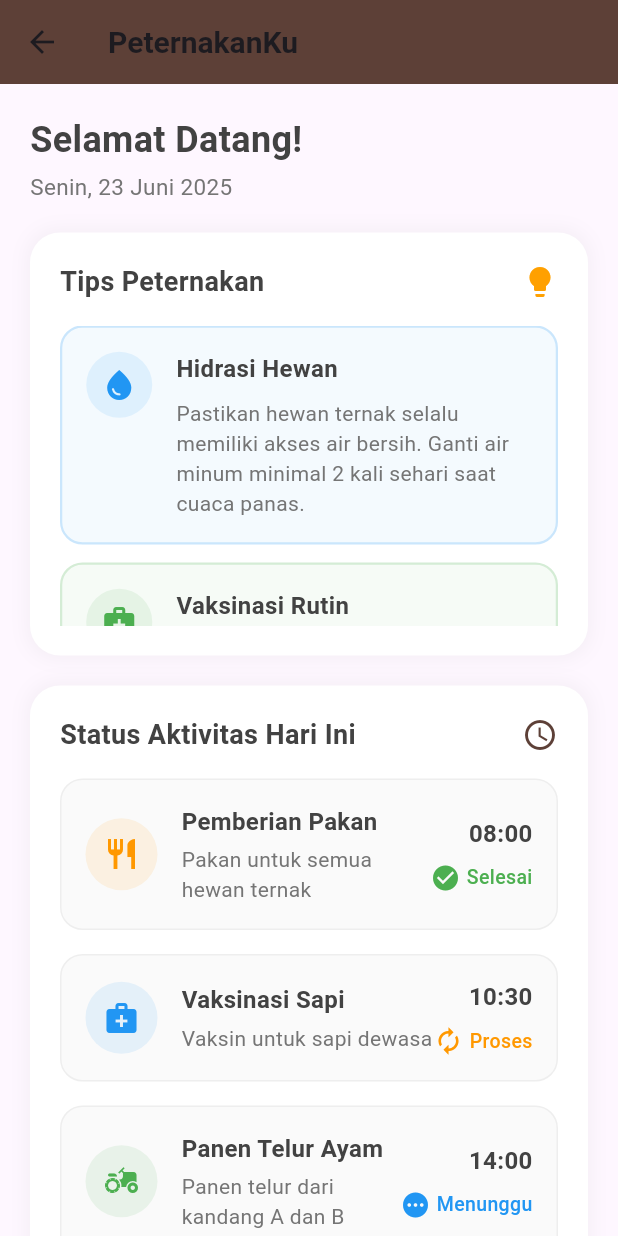
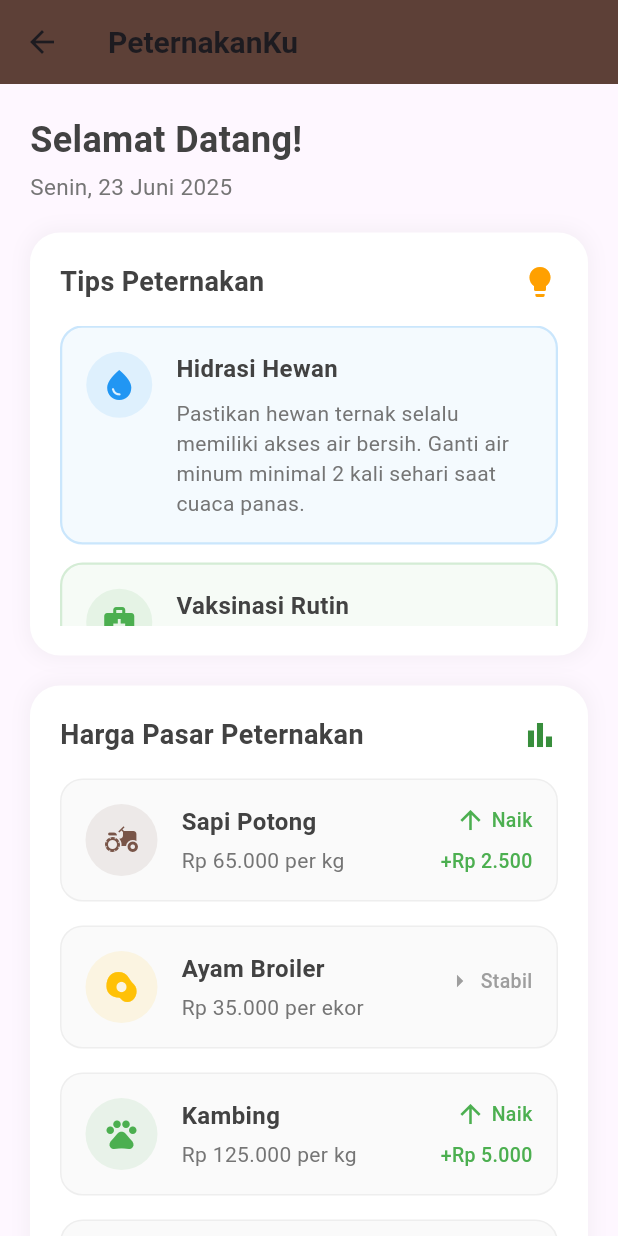
Before and after one commit to ericofebriyan/peternakan_app, a Flutter app: the HomeScreen screen opened directly, on a phone screen of 412 x 824 dp. Run offline on Flutter 3.47's test engine with Material 3 defaults, Android fonts, the light colour scheme and no system bars; network calls fail.

Commit message:
Perubahan ini membuat aplikasi lebih praktis dengan menampilkan info paling penting bagi peternak - harga pasar - langsung di halaman depan.

```diff
--- a/lib/screens/home_screen.dart
+++ b/lib/screens/home_screen.dart
@@ -62,35 +62,52 @@ class _HomeScreenState extends State<HomeScreen> {
     },
   ];
 
-  // Dummy data for today's activities
-  final List<Map<String, dynamic>> _todayActivities = [
+  // BARU: Data harga pasar hewan ternak (menggantikan aktivitas hari ini)
+  final List<Map<String, dynamic>> _marketPrices = [
     {
-      'type': 'pakan',
-      'title': 'Pemberian Pakan',
-      'time': '08:00',
-      'status': 'completed',
-      'description': 'Pakan untuk semua hewan ternak',
+      'animal': 'Sapi Potong',
+      'price': 65000,
+      'unit': 'per kg',
+      'trend': 'up', // 'up', 'down', 'stable'
+      'change': 2500,
+      'icon': Icons.agriculture,
+      'color': Colors.brown,
     },
     {
-      'type': 'vaksin',
-      'title': 'Vaksinasi Sapi',
-      'time': '10:30',
-      'status': 'in-progress',
-      'description': 'Vaksin untuk sapi dewasa',
+      'animal': 'Ayam Broiler',
+      'price': 35000,
+      'unit': 'per ekor',
+      'trend': 'stable',
+      'change': 0,
+      'icon': Icons.egg_alt,
+      'color': Colors.amber,
     },
     {
-      'type': 'panen',
-      'title': 'Panen Telur Ayam',
-      'time': '14:00',
-      'status': 'pending',
-      'description': 'Panen telur dari kandang A dan B',
+      'animal': 'Kambing',
+      'price': 125000,
+      'unit': 'per kg',
+      'trend': 'up',
+      'change': 5000,
+      'icon': Icons.pets,
+      'color': Colors.green,
     },
     {
-      'type': 'pemeriksaan',
-      'title': 'Pemeriksaan Kesehatan',
-      'time': '16:00',
-      'status': 'pending',
-      'description': 'Pemeriksaan kambing dan domba',
+      'animal': 'Bebek',
+      'price': 45000,
+      'unit': 'per ekor',
+      'trend': 'down',
+      'change': 3000,
+      'icon': Icons.water,
+      'color': Colors.blue,
+    },
+    {
+      'animal': 'Domba',
+      'price': 110000,
+      'unit': 'per kg',
+      'trend': 'up',
+      'change': 3500,
+      'icon': Icons.grass,
+      'color': Colors.grey,
     },
   ];
 
@@ -106,7 +123,7 @@ class _HomeScreenState extends State<HomeScreen> {
 
   Future<void> fetchWeather() async {
     try {
-      final data = await WeatherService.getWeather('Jakarta');
+      final data = await WeatherService.getWeather('jawa timur');
       setState(() => _weatherData = data);
     } catch (_) {
       setState(() => _weatherData = null);
@@ -126,7 +143,6 @@ class _HomeScreenState extends State<HomeScreen> {
     }
   }
 
-  // WIDGET BARU: Tips Peternakan (menggantikan ringkasan hewan ternak)
   Widget _buildLivestockTipsCard() {
     return Container(
       decoration: BoxDecoration(
@@ -160,7 +176,7 @@ class _HomeScreenState extends State<HomeScreen> {
           ),
           const SizedBox(height: 16),
           SizedBox(
-            height: 200, // Tinggi tetap untuk scroll vertikal
+            height: 200,
             child: ListView(
               physics: const BouncingScrollPhysics(),
               children: _livestockTips.map((tip) {
@@ -222,7 +238,7 @@ class _HomeScreenState extends State<HomeScreen> {
     );
   }
 
-  Widget _buildActivityStatusCard() {
+  Widget _buildMarketPricesCard() {
     return Container(
       decoration: BoxDecoration(
         color: Colors.white,
@@ -243,33 +259,37 @@ class _HomeScreenState extends State<HomeScreen> {
             mainAxisAlignment: MainAxisAlignment.spaceBetween,
             children: [
               Text(
-                'Status Aktivitas Hari Ini',
+                'Harga Pasar Peternakan',
                 style: TextStyle(
                   fontSize: 18,
                   fontWeight: FontWeight.bold,
                   color: Colors.grey[800],
                 ),
               ),
-              Icon(Icons.schedule, color: Colors.brown[700]),
+              Icon(Icons.bar_chart, color: Colors.green[700]),
             ],
           ),
           const SizedBox(height: 16),
-          ..._todayActivities.map((activity) {
-            Color statusColor = Colors.grey;
-            IconData statusIcon = Icons.access_time;
+          ..._marketPrices.map((priceData) {
+            Color trendColor = Colors.grey;
+            IconData trendIcon = Icons.arrow_right;
+            String trendText = 'Stabil';
 
-            switch (activity['status']) {
-              case 'completed':
-                statusColor = Colors.green;
-                statusIcon = Icons.check_circle;
+            switch (priceData['trend']) {
+              case 'up':
+                trendColor = Colors.green;
+                trendIcon = Icons.arrow_upward;
+                trendText = 'Naik';
                 break;
-              case 'in-progress':
-                statusColor = Colors.orange;
-                statusIcon = Icons.autorenew;
+              case 'down':
+                trendColor = Colors.red;
+                trendIcon = Icons.arrow_downward;
+                trendText = 'Turun';
                 break;
-              case 'pending':
-                statusColor = Colors.blue;
-                statusIcon = Icons.pending;
+              case 'stable':
+                trendColor = Colors.grey;
+                trendIcon = Icons.arrow_right;
+                trendText = 'Stabil';
                 break;
             }
 
@@ -286,14 +306,12 @@ class _HomeScreenState extends State<HomeScreen> {
                   Container(
                     padding: const EdgeInsets.all(12),
                     decoration: BoxDecoration(
-                      color: _getActivityColor(
-                        activity['type'],
-                      ).withOpacity(0.1),
+                      color: priceData['color'].withOpacity(0.1),
                       shape: BoxShape.circle,
                     ),
                     child: Icon(
-                      _getActivityIcon(activity['type']),
-                      color: _getActivityColor(activity['type']),
+                      priceData['icon'],
+                      color: priceData['color'],
                       size: 24,
                     ),
                   ),
@@ -303,7 +321,7 @@ class _HomeScreenState extends State<HomeScreen> {
                       crossAxisAlignment: CrossAxisAlignment.start,
                       children: [
                         Text(
-                          activity['title'],
+                          priceData['animal'],
                           style: TextStyle(
                             fontSize: 16,
                             fontWeight: FontWeight.w600,
@@ -312,7 +330,7 @@ class _HomeScreenState extends State<HomeScreen> {
                         ),
                         const SizedBox(height: 4),
                         Text(
-                          activity['description'],
+                          '${NumberFormat.currency(locale: 'id', symbol: 'Rp ', decimalDigits: 0).format(priceData['price'])} ${priceData['unit']}',
                           style: TextStyle(
                             fontSize: 14,
                             color: Colors.grey[600],
@@ -324,29 +342,30 @@ class _HomeScreenState extends State<HomeScreen> {
                   Column(
                     crossAxisAlignment: CrossAxisAlignment.end,
                     children: [
-                      Text(
-                        activity['time'],
-                        style: TextStyle(
-                          fontSize: 16,
-                          fontWeight: FontWeight.bold,
-                          color: Colors.grey[800],
-                        ),
-                      ),
-                      const SizedBox(height: 8),
                       Row(
                         children: [
-                          Icon(statusIcon, color: statusColor, size: 20),
+                          Icon(trendIcon, color: trendColor, size: 20),
                           const SizedBox(width: 4),
                           Text(
-                            _getStatusText(activity['status']),
+                            trendText,
                             style: TextStyle(
                               fontSize: 13,
                               fontWeight: FontWeight.w500,
-                              color: statusColor,
+                              color: trendColor,
                             ),
                           ),
                         ],
                       ),
+                      const SizedBox(height: 8),
+                      if (priceData['change'] != 0)
+                        Text(
+                          '${priceData['trend'] == 'down' ? '-' : '+'}${NumberFormat.currency(locale: 'id', symbol: 'Rp ', decimalDigits: 0).format(priceData['change'])}',
+                          style: TextStyle(
+                            fontSize: 13,
+                            fontWeight: FontWeight.w500,
+                            color: trendColor,
+                          ),
+                        ),
                     ],
                   ),
                 ],
@@ -356,45 +375,6 @@ class _HomeScreenState extends State<HomeScreen> {
         ],
       ),
     );
-  }
-
-  Color _getActivityColor(String type) {
-    switch (type) {
-      case 'pakan':
-        return Colors.orange;
-      case 'vaksin':
-        return Colors.blue;
-      case 'panen':
-        return Colors.green;
-      default:
-        return Colors.purple;
-    }
-  }
-
-  IconData _getActivityIcon(String type) {
-    switch (type) {
-      case 'pakan':
-        return Icons.restaurant;
-      case 'vaksin':
-        return Icons.medical_services;
-      case 'panen':
-        return Icons.agriculture;
-      default:
-        return Icons.assignment;
-    }
-  }
-
-  String _getStatusText(String status) {
-    switch (status) {
-      case 'completed':
-        return 'Selesai';
-      case 'in-progress':
-        return 'Proses';
-      case 'pending':
-        return 'Menunggu';
-      default:
-        return '';
-    }
   }
 
   Widget _buildWeatherCard() {
@@ -599,9 +579,7 @@ class _HomeScreenState extends State<HomeScreen> {
         backgroundColor: Colors.brown[700],
         elevation: 0,
         centerTitle: false,
-        actions: [
-          // IconButton(icon: const Icon(Icons.notifications), onPressed: () {}),
-        ],
+        actions: [],
       ),
       body: SingleChildScrollView(
         physics: const BouncingScrollPhysics(),
@@ -632,22 +610,18 @@ class _HomeScreenState extends State<HomeScreen> {
               ),
             ),
 
-            // TIPS PETERNAKAN BARU (menggantikan ringkasan hewan ternak)
             _buildLivestockTipsCard(),
 
             const SizedBox(height: 20),
 
-            // Activity Status Card
-            _buildActivityStatusCard(),
+            _buildMarketPricesCard(),
 
             const SizedBox(height: 20),
 
-            // Weather Card
             _buildWeatherCard(),
 
             const SizedBox(height: 24),
 
-            // Section Header Berita
             Padding(
               padding: const EdgeInsets.only(bottom: 16),
               child: Row(
@@ -680,7 +654,6 @@ class _HomeScreenState extends State<HomeScreen> {
               ),
             ),
 
-            // News Cards
             if (_loadingNews)
               const Center(child: CircularProgressIndicator())
             else if (_news.isEmpty)
```
